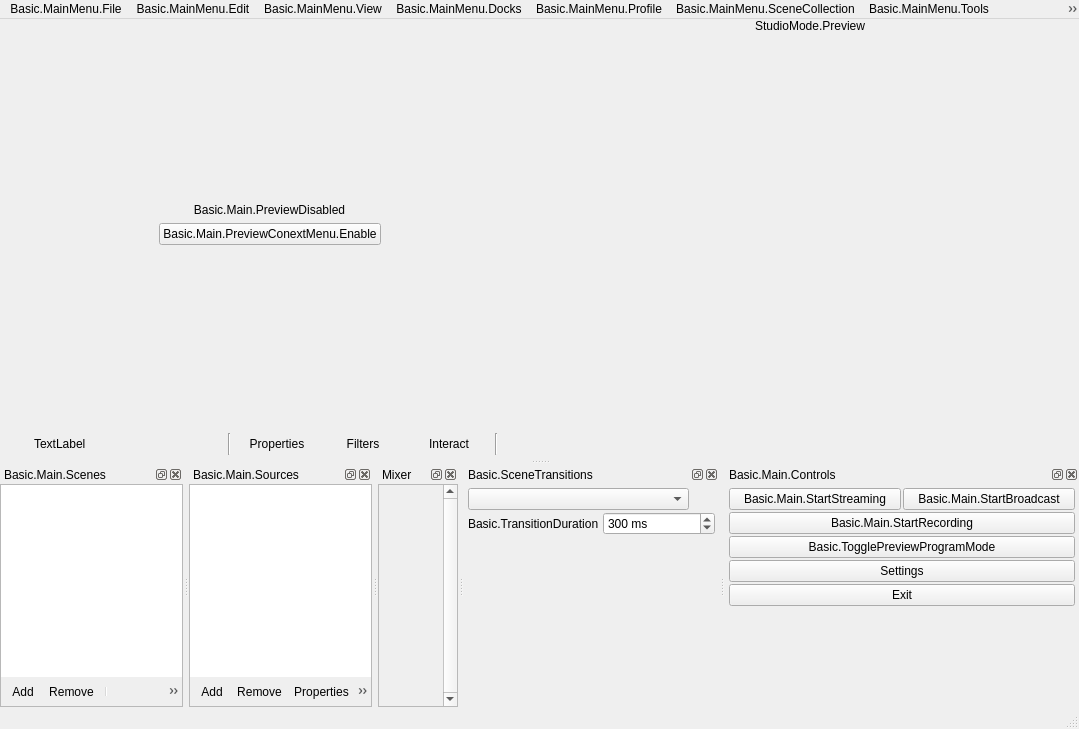
Old version of the form UI/forms/OBSBasic.ui in the repository CoSMoSoftware/OBS-studio-webrtc.
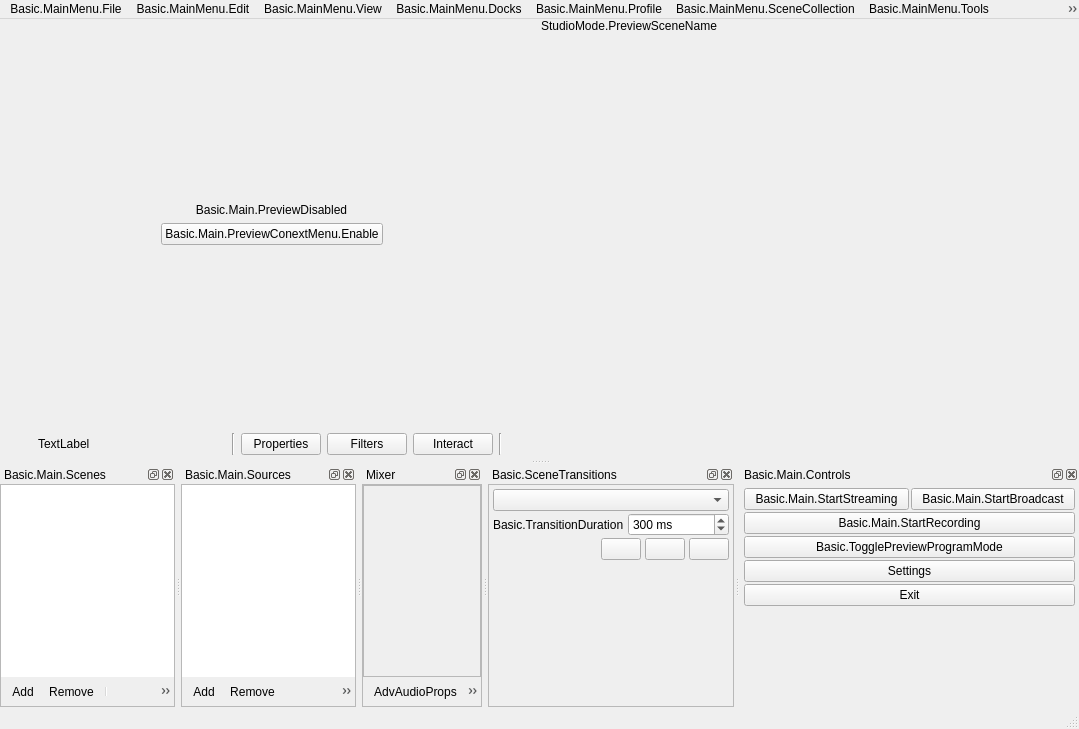
New version of the form. Icons and pictures are not drawn. Custom widgets are drawn as their Qt base class.

Diff of the .ui file:
```diff
--- a/UI/forms/OBSBasic.ui
+++ b/UI/forms/OBSBasic.ui
@@ -42,13 +42,13 @@
      <number>0</number>
     </property>
     <property name="leftMargin">
-     <number>0</number>
+     <number>4</number>
     </property>
     <property name="topMargin">
      <number>0</number>
     </property>
     <property name="rightMargin">
-     <number>0</number>
+     <number>4</number>
     </property>
     <property name="bottomMargin">
      <number>0</number>
@@ -158,11 +158,20 @@
           </property>
           <item>
            <widget class="QLabel" name="previewLabel">
+            <property name="sizePolicy">
+             <sizepolicy hsizetype="Ignored" vsizetype="Preferred">
+              <horstretch>0</horstretch>
+              <verstretch>0</verstretch>
+             </sizepolicy>
+            </property>
             <property name="text">
-             <string>StudioMode.Preview</string>
+             <string>StudioMode.PreviewSceneName</string>
             </property>
             <property name="alignment">
-             <set>Qt::AlignBottom|Qt::AlignHCenter</set>
+             <set>Qt::AlignLeading|Qt::AlignLeft|Qt::AlignVCenter</set>
+            </property>
+            <property name="themeID" stdset="0">
+             <string>previewProgramLabels</string>
             </property>
            </widget>
           </item>
@@ -206,7 +215,7 @@
       <property name="minimumSize">
        <size>
         <width>0</width>
-        <height>30</height>
+        <height>0</height>
        </size>
       </property>
       <layout class="QHBoxLayout" name="horizontalLayout9">
@@ -355,7 +364,7 @@
              </size>
             </property>
             <property name="toolTip">
-             <string>Properties</string>
+             <string>SourceProperties</string>
             </property>
             <property name="text">
              <string>Properties</string>
@@ -365,7 +374,7 @@
               <normaloff>:/settings/images/settings/general.svg</normaloff>:/settings/images/settings/general.svg</iconset>
             </property>
             <property name="flat">
-             <bool>true</bool>
+             <bool>false</bool>
             </property>
             <property name="themeID2" stdset="0">
              <string notr="true">contextBarButton</string>
@@ -381,7 +390,7 @@
              </size>
             </property>
             <property name="toolTip">
-             <string>Filters</string>
+             <string>SourceFilters</string>
             </property>
             <property name="text">
              <string>Filters</string>
@@ -391,7 +400,7 @@
               <normaloff>:/res/images/filter.svg</normaloff>:/res/images/filter.svg</iconset>
             </property>
             <property name="flat">
-             <bool>true</bool>
+             <bool>false</bool>
             </property>
             <property name="themeID2" stdset="0">
              <string notr="true">contextBarButton</string>
@@ -417,7 +426,7 @@
               <normaloff>:/res/images/interact.svg</normaloff>:/res/images/interact.svg</iconset>
             </property>
             <property name="flat">
-             <bool>true</bool>
+             <bool>false</bool>
             </property>
             <property name="themeID2" stdset="0">
              <string notr="true">contextBarButton</string>
@@ -523,8 +532,10 @@
     <addaction name="menuLogFiles"/>
     <addaction name="menuCrashLogs"/>
     <addaction name="separator"/>
+    <addaction name="actionRepair"/>
     <addaction name="actionCheckForUpdates"/>
     <addaction name="actionShowAbout"/>
+    <addaction name="actionShowMacPermissions"/>
     <addaction name="separator"/>
    </widget>
    <widget class="QMenu" name="menuBasic_MainMenu_Edit">
@@ -657,6 +668,11 @@
     <property name="title">
      <string>Basic.MainMenu.View</string>
     </property>
+    <action name="resetUI">
+     <property name="text">
+      <string>Basic.MainMenu.View.ResetUI</string>
+     </property>
+    </action>
     <action name="actionFullscreenInterface">
      <property name="text">
       <string>Basic.MainMenu.View.Fullscreen.Interface</string>
@@ -665,6 +681,7 @@
       <string>F11</string>
      </property>
     </action>
+    <addaction name="resetUI"/>
     <addaction name="actionFullscreenInterface"/>
     <addaction name="separator"/>
     <addaction name="toggleListboxToolbars"/>
@@ -685,8 +702,8 @@
     <property name="title">
      <string>Basic.MainMenu.Docks</string>
     </property>
-    <addaction name="lockUI"/>
-    <addaction name="resetUI"/>
+    <addaction name="lockDocks"/>
+    <addaction name="resetDocks"/>
     <addaction name="separator"/>
     <addaction name="toggleScenes"/>
     <addaction name="toggleSources"/>
@@ -776,6 +793,9 @@
             <verstretch>0</verstretch>
            </sizepolicy>
           </property>
+          <property name="spacing">
+           <number>1</number>
+          </property>
           <property name="contextMenuPolicy">
            <enum>Qt::CustomContextMenu</enum>
           </property>
@@ -911,6 +931,9 @@
             <verstretch>0</verstretch>
            </sizepolicy>
           </property>
+          <property name="spacing">
+           <number>1</number>
+          </property>
           <property name="contextMenuPolicy">
            <enum>Qt::CustomContextMenu</enum>
           </property>
@@ -1004,6 +1027,30 @@
       <number>0</number>
      </property>
      <item>
+      <widget class="QFrame" name="mixerFrame">
+       <property name="frameShape">
+        <enum>QFrame::StyledPanel</enum>
+       </property>
+       <property name="frameShadow">
+        <enum>QFrame::Sunken</enum>
+       </property>
+       <layout class="QVBoxLayout" name="verticalLayout_2">
+        <property name="spacing">
+         <number>0</number>
+        </property>
+        <property name="leftMargin">
+         <number>0</number>
+        </property>
+        <property name="topMargin">
+         <number>0</number>
+        </property>
+        <property name="rightMargin">
+         <number>0</number>
+        </property>
+        <property name="bottomMargin">
+         <number>0</number>
+        </property>
+        <item>
       <widget class="QStackedWidget" name="stackedMixerArea">
        <widget class="VScrollArea" name="hMixerScrollArea">
         <property name="contextMenuPolicy">
@@ -1016,7 +1063,7 @@
          <enum>QFrame::Sunken</enum>
         </property>
         <property name="verticalScrollBarPolicy">
-         <enum>Qt::ScrollBarAlwaysOn</enum>
+            <enum>Qt::ScrollBarAsNeeded</enum>
         </property>
         <property name="horizontalScrollBarPolicy">
          <enum>Qt::ScrollBarAlwaysOff</enum>
@@ -1029,7 +1076,7 @@
           <rect>
            <x>0</x>
            <y>0</y>
-           <width>67</width>
+              <width>74</width>
            <height>16</height>
           </rect>
          </property>
@@ -1072,7 +1119,7 @@
          <enum>Qt::ScrollBarAlwaysOff</enum>
         </property>
         <property name="horizontalScrollBarPolicy">
-         <enum>Qt::ScrollBarAlwaysOn</enum>
+            <enum>Qt::ScrollBarAsNeeded</enum>
         </property>
         <property name="widgetResizable">
          <bool>true</bool>
@@ -1113,6 +1160,25 @@
        </widget>
       </widget>
      </item>
+        <item>
+         <widget class="QToolBar" name="mixerToolbar">
+          <property name="iconSize">
+           <size>
+            <width>16</width>
+            <height>16</height>
+           </size>
+          </property>
+          <property name="floatable">
+           <bool>false</bool>
+          </property>
+          <addaction name="actionMixerToolbarAdvAudio"/>
+          <addaction name="separator"/>
+          <addaction name="actionMixerToolbarMenu"/>
+         </widget>
+        </item>
+       </layout>
+      </widget>
+     </item>
     </layout>
    </widget>
   </widget>
@@ -1128,39 +1194,43 @@
    </attribute>
    <widget class="QWidget" name="dockWidgetContents_5">
     <layout class="QVBoxLayout" name="verticalLayout_3">
+     <property name="spacing">
+      <number>0</number>
+     </property>
      <property name="leftMargin">
-      <number>4</number>
+      <number>0</number>
      </property>
      <property name="topMargin">
-      <number>4</number>
+      <number>0</number>
      </property>
      <property name="rightMargin">
-      <number>4</number>
+      <number>0</number>
      </property>
      <property name="bottomMargin">
-      <number>4</number>
+      <number>0</number>
      </property>
      <item>
-      <widget class="QFrame" name="transitionsContainer">
-       <layout class="QVBoxLayout" name="verticalLayout_2">
+      <widget class="QFrame" name="transitionsFrame">
+       <property name="frameShape">
+        <enum>QFrame::StyledPanel</enum>
+       </property>
+       <property name="frameShadow">
+        <enum>QFrame::Sunken</enum>
+       </property>
+       <layout class="QVBoxLayout" name="verticalLayout_8">
         <property name="spacing">
          <number>2</number>
         </property>
         <property name="leftMargin">
-         <number>0</number>
+         <number>4</number>
         </property>
         <property name="topMargin">
-         <number>0</number>
+         <number>4</number>
         </property>
         <property name="rightMargin">
-         <number>0</number>
+         <number>4</number>
         </property>
         <property name="bottomMargin">
-         <number>0</number>
-        </property>
-        <item>
-         <layout class="QHBoxLayout" name="horizontalLayout_4">
-          <property name="spacing">
            <number>4</number>
           </property>
           <item>
@@ -1177,43 +1247,6 @@
            </widget>
           </item>
           <item>
-           <widget class="QPushButton" name="transitionProps">
-            <property name="sizePolicy">
-             <sizepolicy hsizetype="Maximum" vsizetype="Maximum">
-              <horstretch>0</horstretch>
-              <verstretch>0</verstretch>
-             </sizepolicy>
-            </property>
-            <property name="maximumSize">
-             <size>
-              <width>22</width>
-              <height>22</height>
-             </size>
-            </property>
-            <property name="toolTip">
-             <string>Basic.TransitionProperties</string>
-            </property>
-            <property name="accessibleName">
-             <string>Basic.TransitionProperties</string>
-            </property>
-            <property name="text">
-             <string notr="true"/>
-            </property>
-            <property name="icon">
-             <iconset>
-              <normaloff>:/settings/images/settings/general.svg</normaloff>:/settings/images/settings/general.svg</iconset>
-            </property>
-            <property name="flat">
-             <bool>true</bool>
-            </property>
-            <property name="themeID" stdset="0">
-             <string notr="true">configIconSmall</string>
-            </property>
-           </widget>
-          </item>
-         </layout>
-        </item>
-        <item>
          <layout class="QHBoxLayout" name="horizontalLayout_3">
           <property name="spacing">
            <number>4</number>
@@ -1258,6 +1291,125 @@
           </item>
          </layout>
         </item>
+        <item>
+         <layout class="QHBoxLayout" name="horizontalLayout_4">
+          <property name="spacing">
+           <number>4</number>
+          </property>
+          <item>
+           <spacer name="horizontalSpacer">
+            <property name="orientation">
+             <enum>Qt::Horizontal</enum>
+            </property>
+            <property name="sizeType">
+             <enum>QSizePolicy::Expanding</enum>
+            </property>
+            <property name="sizeHint" stdset="0">
+             <size>
+              <width>40</width>
+              <height>20</height>
+             </size>
+            </property>
+           </spacer>
+          </item>
+          <item>
+           <widget class="QPushButton" name="transitionAdd">
+            <property name="sizePolicy">
+             <sizepolicy hsizetype="Maximum" vsizetype="Maximum">
+              <horstretch>0</horstretch>
+              <verstretch>0</verstretch>
+             </sizepolicy>
+            </property>
+            <property name="toolTip">
+             <string>Basic.AddTransition</string>
+            </property>
+            <property name="accessibleName">
+             <string>Basic.AddTransition</string>
+            </property>
+            <property name="text">
+             <string notr="true"/>
+            </property>
+            <property name="icon">
+             <iconset>
+              <normaloff>:/res/images/add.png</normaloff>:/res/images/add.png</iconset>
+            </property>
+            <property name="flat">
+             <bool>false</bool>
+            </property>
+            <property name="themeID" stdset="0">
+             <string notr="true">addIconSmall</string>
+            </property>
+            <property name="toolButton" stdset="0">
+             <bool>true</bool>
+            </property>
+           </widget>
+          </item>
+          <item>
+           <widget class="QPushButton" name="transitionRemove">
+            <property name="sizePolicy">
+             <sizepolicy hsizetype="Maximum" vsizetype="Maximum">
+              <horstretch>0</horstretch>
+              <verstretch>0</verstretch>
+             </sizepolicy>
+            </property>
+            <property name="toolTip">
+             <string>Basic.RemoveTransition</string>
+            </property>
+            <property name="accessibleName">
+             <string>Basic.RemoveTransition</string>
+            </property>
+            <property name="text">
+             <string notr="true"/>
+            </property>
+            <property name="icon">
+             <iconset>
+              <normaloff>:/res/images/list_remove.png</normaloff>:/res/images/list_remove.png</iconset>
+            </property>
+            <property name="flat">
+             <bool>false</bool>
+            </property>
+            <property name="themeID" stdset="0">
+             <string notr="true">removeIconSmall</string>
+            </property>
+            <property name="toolButton" stdset="0">
+             <bool>true</bool>
+            </property>
+           </widget>
+          </item>
+          <item>
+           <widget class="QPushButton" name="transitionProps">
+            <property name="sizePolicy">
+             <sizepolicy hsizetype="Maximum" vsizetype="Maximum">
+              <horstretch>0</horstretch>
+              <verstretch>0</verstretch>
+             </sizepolicy>
+            </property>
+            <property name="toolTip">
+             <string>Basic.TransitionProperties</string>
+            </property>
+            <property name="accessibleName">
+             <string>Basic.TransitionProperties</string>
+            </property>
+            <property name="text">
+             <string notr="true"/>
+            </property>
+            <property name="icon">
+             <iconset>
+              <normaloff>:/settings/images/settings/general.svg</normaloff>:/settings/images/settings/general.svg</iconset>
+            </property>
+            <property name="flat">
+             <bool>false</bool>
+            </property>
+            <property name="themeID" stdset="0">
+             <string notr="true">menuIconSmall</string>
+            </property>
+            <property name="toolButton" stdset="0">
+             <string notr="true">true</string>
+            </property>
+           </widget>
+          </item>
+         </layout>
+        </item>
         <item>
          <spacer name="verticalSpacer">
           <property name="orientation">
@@ -1474,6 +1626,9 @@
    <property name="text">
     <string>Add</string>
    </property>
+   <property name="toolTip">
+    <string>Basic.Main.AddSceneDlg.Title</string>
+   </property>
    <property name="themeID" stdset="0">
     <string notr="true">addIconSmall</string>
    </property>
@@ -1486,6 +1641,9 @@
    <property name="text">
     <string>Add</string>
    </property>
+   <property name="toolTip">
+    <string>AddSource</string>
+   </property>
    <property name="themeID" stdset="0">
     <string notr="true">addIconSmall</string>
    </property>
@@ -1498,6 +1656,9 @@
    <property name="text">
     <string>Remove</string>
    </property>
+   <property name="toolTip">
+    <string>RemoveScene</string>
+   </property>
    <property name="shortcut">
     <string>Del</string>
    </property>
@@ -1516,6 +1677,9 @@
    <property name="text">
     <string>Remove</string>
    </property>
+   <property name="toolTip">
+    <string>RemoveSource</string>
+   </property>
    <property name="shortcut">
     <string>Del</string>
    </property>
@@ -1537,6 +1701,9 @@
    <property name="text">
     <string>Properties</string>
    </property>
+   <property name="toolTip">
+    <string>SourceProperties</string>
+   </property>
    <property name="themeID" stdset="0">
     <string notr="true">propertiesIconSmall</string>
    </property>
@@ -1549,6 +1716,9 @@
    <property name="text">
     <string>MoveUp</string>
    </property>
+   <property name="toolTip">
+    <string>MoveSceneUp</string>
+   </property>
    <property name="themeID" stdset="0">
     <string notr="true">upArrowIconSmall</string>
    </property>
@@ -1564,6 +1734,9 @@
    <property name="text">
     <string>MoveUp</string>
    </property>
+   <property name="toolTip">
+    <string>MoveSourceUp</string>
+   </property>
    <property name="themeID" stdset="0">
     <string notr="true">upArrowIconSmall</string>
    </property>
@@ -1576,6 +1749,9 @@
    <property name="text">
     <string>MoveDown</string>
    </property>
+   <property name="toolTip">
+    <string>MoveSceneDown</string>
+   </property>
    <property name="themeID" stdset="0">
     <string notr="true">downArrowIconSmall</string>
    </property>
@@ -1591,6 +1767,9 @@
    <property name="text">
     <string>MoveDown</string>
    </property>
+   <property name="toolTip">
+    <string>MoveSourceDown</string>
+   </property>
    <property name="themeID" stdset="0">
     <string notr="true">downArrowIconSmall</string>
    </property>
@@ -1663,6 +1842,9 @@
    <property name="text">
     <string>Basic.MainMenu.Edit.Transform.CopyTransform</string>
    </property>
+   <property name="shortcut">
+    <string>Ctrl+Shift+C</string>
+   </property>
   </action>
   <action name="actionPasteTransform">
    <property name="enabled">
@@ -1671,6 +1853,9 @@
    <property name="text">
     <string>Basic.MainMenu.Edit.Transform.PasteTransform</string>
    </property>
+   <property name="shortcut">
+    <string>Ctrl+Shift+V</string>
+   </property>
   </action>
   <action name="actionRotate90CW">
    <property name="text">
@@ -1778,8 +1963,15 @@
    <property name="text">
     <string>Basic.MainMenu.Help.CheckForUpdates</string>
    </property>
-   <property name="visible">
-    <bool>false</bool>
+  </action>
+  <action name="actionShowMacPermissions">
+   <property name="text">
+    <string>MacPermissions.Title</string>
+   </property>
+  </action>
+  <action name="actionRepair">
+   <property name="text">
+    <string>Basic.MainMenu.Help.Repair</string>
    </property>
   </action>
   <action name="actionInteract">
@@ -1954,12 +2146,12 @@
     <string>Basic.Stats</string>
    </property>
   </action>
-  <action name="resetUI">
+  <action name="resetDocks">
    <property name="text">
-    <string>Basic.MainMenu.Docks.ResetUI</string>
+    <string>Basic.MainMenu.Docks.ResetDocks</string>
    </property>
   </action>
-  <action name="lockUI">
+  <action name="lockDocks">
    <property name="checkable">
     <bool>true</bool>
    </property>
@@ -1967,7 +2159,7 @@
     <bool>true</bool>
    </property>
    <property name="text">
-    <string>Basic.MainMenu.Docks.LockUI</string>
+    <string>Basic.MainMenu.Docks.LockDocks</string>
    </property>
   </action>
   <action name="toggleScenes">
@@ -2107,6 +2299,33 @@
     <string>Undo.Redo</string>
    </property>
   </action>
+  <action name="actionMixerToolbarAdvAudio">
+   <property name="icon">
+    <iconset resource="obs.qrc">
+     <normaloff>:/settings/images/settings/advanced.svg</normaloff>:/settings/images/settings/advanced.svg</iconset>
+   </property>
+   <property name="text">
+    <string>AdvAudioProps</string>
+   </property>
+   <property name="toolTip">
+    <string>Basic.AdvAudio</string>
+   </property>
+   <property name="themeID" stdset="0">
+    <string>cogsIcon</string>
+   </property>
+  </action>
+  <action name="actionMixerToolbarMenu">
+   <property name="icon">
+    <iconset resource="obs.qrc">
+     <normaloff>:/res/images/dots-vert.svg</normaloff>:/res/images/dots-vert.svg</iconset>
+   </property>
+   <property name="text">
+    <string>MixerToolbarMenu</string>
+   </property>
+   <property name="themeID" stdset="0">
+    <string>menuIconSmall</string>
+   </property>
+  </action>
  </widget>
  <customwidgets>
   <customwidget>
```
Lines whose indentation alone changed are shown as unchanged.
